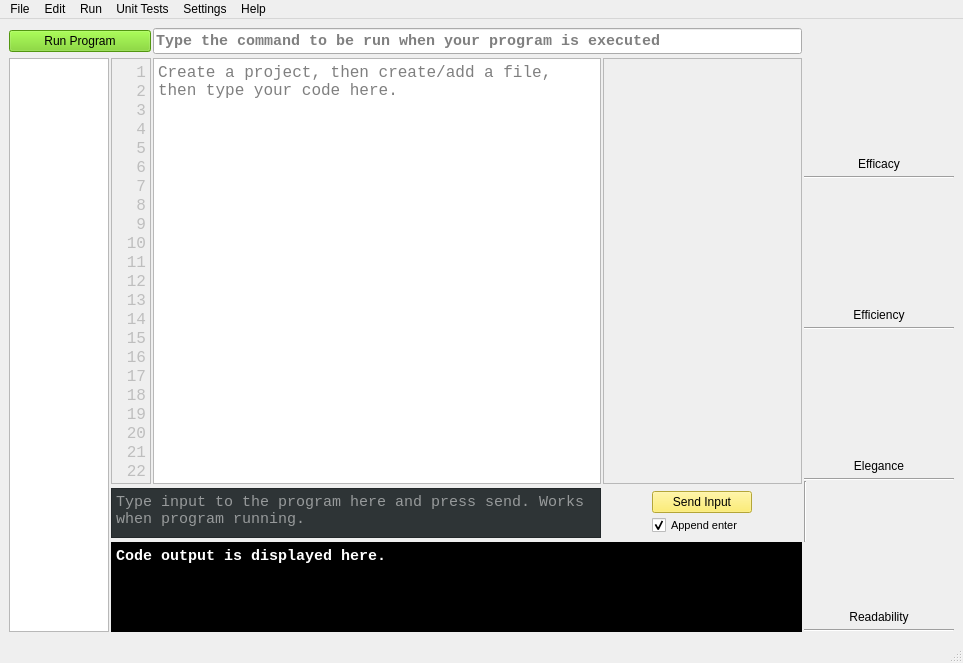
This is version2.ui in starswap/MLProgrammingIDE as Qt 5 draws it before an edit. The edited form follows.
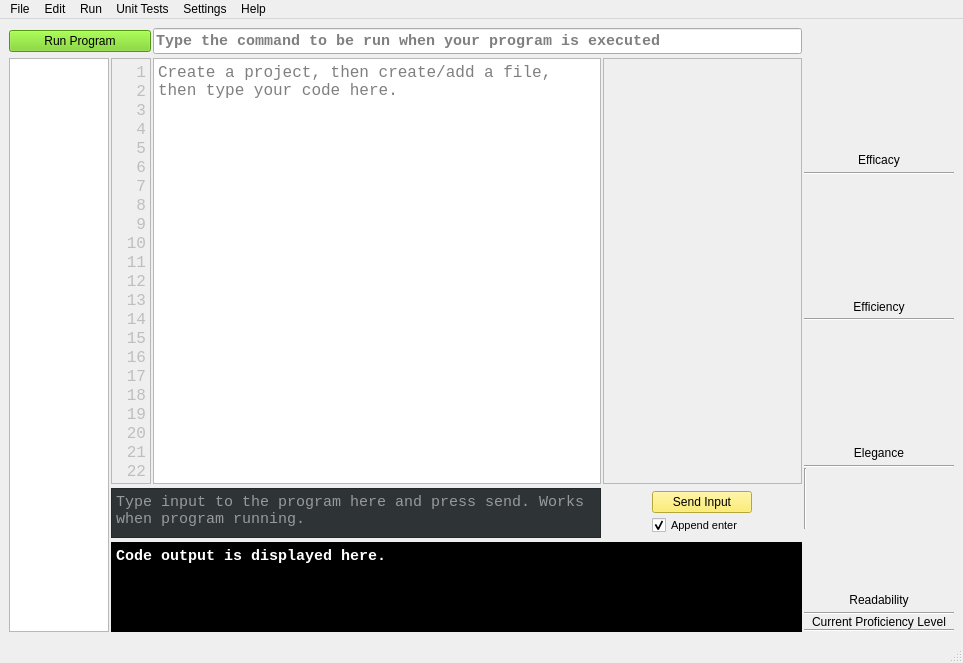
This is the edited form. Custom widgets are drawn as their Qt base class.

Commit message: Built user proficiency level interface, deploying model

```diff
--- a/version2.ui
+++ b/version2.ui
@@ -192,7 +192,7 @@
      </widget>
     </item>
     <item row="0" column="4" rowspan="5">
-     <layout class="QVBoxLayout" name="verticalLayout" stretch="5,1,0,5,1,0,5,1,0,5,1,0">
+     <layout class="QVBoxLayout" name="verticalLayout" stretch="5,1,0,5,1,0,5,1,0,5,1,0,0,0">
       <property name="spacing">
        <number>0</number>
       </property>
@@ -442,6 +442,47 @@
         </property>
        </widget>
       </item>
+      <item>
+       <widget class="Line" name="line_6">
+        <property name="sizePolicy">
+         <sizepolicy hsizetype="Fixed" vsizetype="Fixed">
+          <horstretch>0</horstretch>
+          <verstretch>0</verstretch>
+         </sizepolicy>
+        </property>
+        <property name="minimumSize">
+         <size>
+          <width>150</width>
+          <height>0</height>
+         </size>
+        </property>
+        <property name="orientation">
+         <enum>Qt::Horizontal</enum>
+        </property>
+       </widget>
+      </item>
+      <item>
+       <widget class="QLabel" name="userProficiencyLevelLabel">
+        <property name="sizePolicy">
+         <sizepolicy hsizetype="Fixed" vsizetype="Preferred">
+          <horstretch>0</horstretch>
+          <verstretch>0</verstretch>
+         </sizepolicy>
+        </property>
+        <property name="minimumSize">
+         <size>
+          <width>150</width>
+          <height>0</height>
+         </size>
+        </property>
+        <property name="text">
+         <string>Current Proficiency Level</string>
+        </property>
+        <property name="alignment">
+         <set>Qt::AlignCenter</set>
+        </property>
+       </widget>
+      </item>
       <item>
        <widget class="Line" name="line_4">
         <property name="sizePolicy">
```
Left out of the diff: 8 changed lines with no effect on the pictures. The commit also changes 25 other files.
